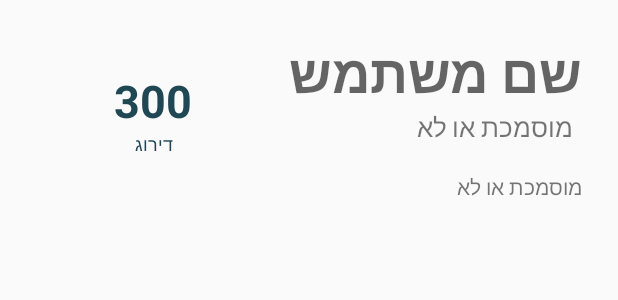
After one commit to yonnyzohar/GetMilk, an Android app: the layout review_line.xml on its own in the app's theme, with its tools: preview values and no code run, on a phone screen of 412 x 824 dp. The commit adds this screen. Shown: the top 300 px of the screen. Run offline under Robolectric (Android 15) with nearby library versions, the phone set to English and light mode, and no system bars.

Commit message:
working on reviewers

```diff
--- a/app/src/main/java/com/yonnyzohar/getmilk/Model.java
+++ b/app/src/main/java/com/yonnyzohar/getmilk/Model.java
@@ -40,6 +40,7 @@ public class Model {
         public static String CUSTOMERS = "customers";
         public static String APPOINTMENTS_IN_PROCESS = "appointmentsInProcess";
         public static String APPOINTMENTS_HISTORY = "appointmentsHistory";
+        public static String REVIEWS = "reviews";
 
     }
 
--- a/app/src/main/java/com/yonnyzohar/getmilk/customers/RespondingProviders.java
+++ b/app/src/main/java/com/yonnyzohar/getmilk/customers/RespondingProviders.java
@@ -125,9 +125,9 @@ public class RespondingProviders extends AppCompatActivity {
 
             String providerId = pendingAppointmentService.unselectedRespondersArr.get(position);
 
-            GetProviderService getProviderService = new GetProviderService(getApplicationContext());
+            GetProviderService getProviderService = new GetProviderService();
             getProviderService.setConvertView(convertView);
-            getProviderService.getProviderData(providerId);
+            getProviderService.getProviderData(providerId, getApplicationContext());
             getProviderService.addListener("PROVIDER_DATA_RETRIEVED", onProviderDataRetrieved);
 
             return convertView;
--- a/app/src/main/java/com/yonnyzohar/getmilk/providers/ProviderMain.java
+++ b/app/src/main/java/com/yonnyzohar/getmilk/providers/ProviderMain.java
@@ -149,8 +149,8 @@ public class ProviderMain extends GameActivity {
     public void onStart() {
         super.onStart();
 
-        getProviderService = new GetProviderService(getApplicationContext());
-        getProviderService.getProviderData(Model.userData.uid);
+        getProviderService =  new GetProviderService();
+        getProviderService.getProviderData(Model.userData.uid, getApplicationContext());
         getProviderService.addListener("PROVIDER_DATA_RETRIEVED", onProviderDataRetrieved);
 
 
--- a/app/src/main/java/com/yonnyzohar/getmilk/providers/ProviderRegistration.java
+++ b/app/src/main/java/com/yonnyzohar/getmilk/providers/ProviderRegistration.java
@@ -55,7 +55,6 @@ public class ProviderRegistration extends GameActivity
 
 
     ImageView profile_image;
-    GameActivity self;
     private static final int PICK_PHOTO_FOR_AVATAR = 0;
 
     @Override
@@ -78,8 +77,8 @@ public class ProviderRegistration extends GameActivity
         super.onStart();
 
 
-        getProviderService = new GetProviderService(getApplicationContext());
-        getProviderService.getProviderData(Model.userData.uid);
+        getProviderService = new GetProviderService();
+        getProviderService.getProviderData(Model.userData.uid, getApplicationContext());
         getProviderService.addListener("PROVIDER_DATA_RETRIEVED", onProviderDataRetrieved);
 
 
--- /dev/null
+++ b/app/src/main/res/layout/review_line.xml
@@ -0,0 +1,79 @@
+<?xml version="1.0" encoding="utf-8"?>
+<LinearLayout
+    xmlns:android="http://schemas.android.com/apk/res/android" android:layout_width="match_parent"
+    android:layout_height="match_parent">
+
+    <LinearLayout
+        android:layout_width="match_parent"
+        android:layout_height="wrap_content"
+        android:layout_alignParentTop="true"
+        android:layout_gravity="right"
+        android:orientation="vertical"
+        android:padding="12dp">
+
+        <LinearLayout
+            android:layout_width="350dp"
+            android:layout_height="wrap_content"
+            android:layout_gravity="right"
+            android:orientation="vertical"
+            android:padding="12dp">
+
+
+            <TextView
+
+                android:id="@+id/nameTXT"
+                android:layout_width="252dp"
+                android:layout_height="wrap_content"
+                android:layout_gravity="right"
+                android:text="@string/provider_name"
+                android:textAppearance="?android:attr/textAppearanceMedium"
+                android:textSize="@dimen/label_size_huge"
+                android:textStyle="bold" />
+
+            <TextView
+                android:id="@+id/review_date"
+                android:layout_width="115dp"
+                android:layout_height="wrap_content"
+                android:layout_gravity="right"
+                android:textAlignment="center"
+                android:text="@string/isIbclc"
+                android:textAppearance="?android:attr/textAppearanceSmall"
+                android:textSize="17dp" />
+
+            <TextView
+                android:id="@+id/rating_txt"
+                android:layout_width="80dp"
+                android:layout_height="wrap_content"
+                android:layout_gravity="left"
+                android:layout_marginTop="-50sp"
+                android:text="@string/price"
+                android:textAlignment="center"
+                android:textColor="@color/colorPrimaryDark"
+                android:textSize="30sp"
+                android:textStyle="bold" />
+
+            <TextView
+                android:layout_width="81dp"
+                android:layout_height="27dp"
+                android:layout_gravity="left"
+                android:text="@string/rating_label_txt"
+                android:textAlignment="center"
+                android:textColor="@color/colorPrimaryDark"
+                android:textSize="12sp" />
+
+            <TextView
+                android:id="@+id/review_txt"
+                android:layout_width="match_parent"
+                android:layout_height="120dp"
+                android:inputType="textMultiLine"
+                android:text="@string/isIbclc"
+                android:maxLines="5"
+                android:minLines="2"
+                android:scrollbars="vertical" />
+
+        </LinearLayout>
+
+    </LinearLayout>
+
+
+</LinearLayout>
--- a/app/src/main/res/values/strings.xml
+++ b/app/src/main/res/values/strings.xml
@@ -102,6 +102,8 @@
     <string name="title_activity_cities_single_choice">CitiesSingleChoice</string>
     <string name="title_activity_provider_screen_for_customer">ProviderScreenForCustomer</string>
     <string name="about_me_header">קצת עלי</string>
+    <string name="rating_txt">דירוג</string>
+    <string name="rating_label_txt">דירוג</string>
 
 
 </resources>
```
Also changed, not shown: app/src/main/java/com/yonnyzohar/getmilk/GetProviderService.java (+16 -10 lines), app/src/main/java/com/yonnyzohar/getmilk/ReviewerData.java (added, +13 -0 lines), app/src/main/java/com/yonnyzohar/getmilk/customers/CustomerMain.java (+20 -32 lines), app/src/main/java/com/yonnyzohar/getmilk/customers/GetCustomerService.java (added, +111 -0 lines), app/src/main/java/com/yonnyzohar/getmilk/customers/ProviderReviewsService.java (added, +91 -0 lines), app/src/main/java/com/yonnyzohar/getmilk/customers/ProviderScreenForCustomer.java (+206 -0 lines), app/src/main/res/layout/content_provider_screen_for_customer.xml (+20 -0 lines).
